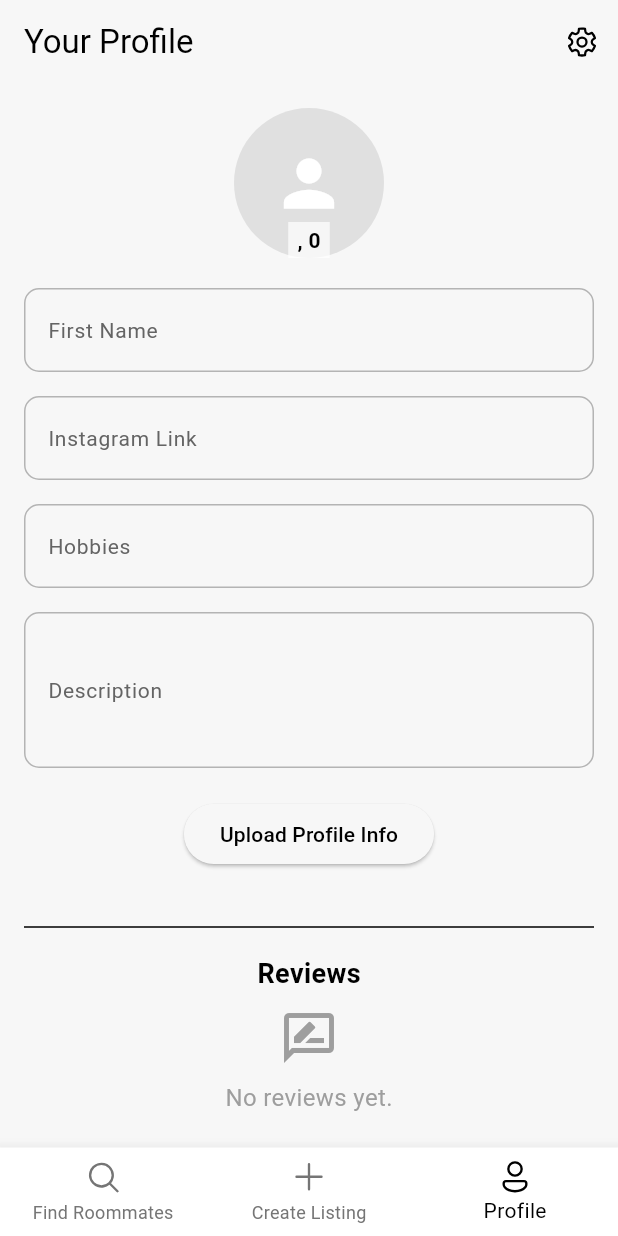
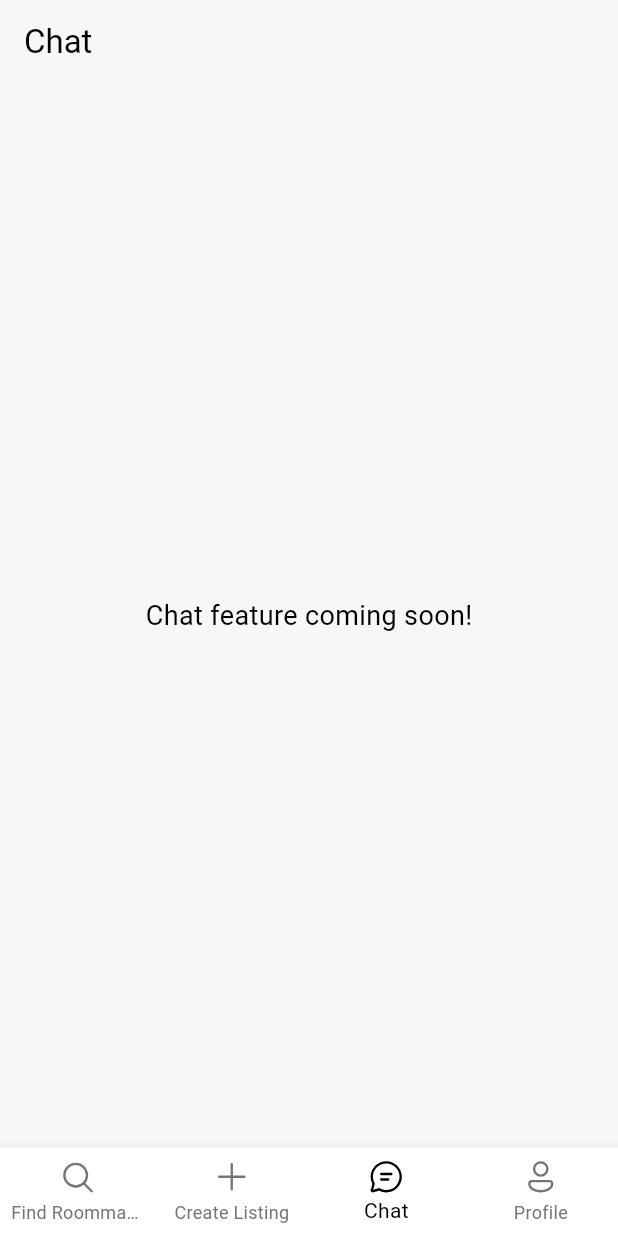
Before and after one commit to AndreasBardram/RoomFinder, a Flutter app: the MainScreen screen opened directly, item 3 of the bottom bar chosen, on a phone screen of 412 x 824 dp. Run offline on Flutter 3.47's test engine with Material 3 defaults, Android fonts, the phone set to English and light mode, and no system bars; our stand-ins replace cloud_firestore, firebase_auth, firebase_core, fluentui_system_icons; accounts and stored records are empty.

Commit message:
chat feature

```diff
--- /dev/null
+++ b/room_finder/lib/screens/chat_screen.dart
@@ -0,0 +1,20 @@
+import 'package:flutter/material.dart';
+
+class ChatScreen extends StatelessWidget {
+  const ChatScreen({super.key});
+
+  @override
+  Widget build(BuildContext context) {
+    return Scaffold(
+      appBar: AppBar(
+        title: const Text('Chat'),
+      ),
+      body: const Center(
+        child: Text(
+          'Chat feature coming soon!',
+          style: TextStyle(fontSize: 18),
+        ),
+      ),
+    );
+  }
+}
--- a/room_finder/lib/screens/login_screen.dart
+++ b/room_finder/lib/screens/login_screen.dart
@@ -33,10 +33,10 @@ class _LoginScreenState extends State<LoginScreen> {
         password: password,
       );
 
-      // Navigate to MainScreen with Find Roommates active (initialIndex = 1)
+      // Navigate to MainScreen with Find Roommates active (initialIndex = 0)
       Navigator.pushReplacement(
         context,
-        MaterialPageRoute(builder: (context) => const MainScreen(initialIndex: 1)),
+        MaterialPageRoute(builder: (context) => const MainScreen(initialIndex: 0)),
       );
     } on FirebaseAuthException catch (e) {
       // Common sign-in errors (e.g. user not found, wrong password)
@@ -58,7 +58,7 @@ class _LoginScreenState extends State<LoginScreen> {
   void _skipLogin() {
     Navigator.pushReplacement(
       context,
-      MaterialPageRoute(builder: (context) => const MainScreen(initialIndex: 1)),
+      MaterialPageRoute(builder: (context) => const MainScreen(initialIndex: 0)),
     );
   }
 
--- a/room_finder/lib/utils/navigation.dart
+++ b/room_finder/lib/utils/navigation.dart
@@ -2,14 +2,15 @@ import 'package:flutter/material.dart';
 import 'package:fluentui_system_icons/fluentui_system_icons.dart';
 
 import '../screens/find_roommates_screen.dart';
+import '../screens/create_listing_screen.dart';
+import '../screens/chat_screen.dart';
 import '../screens/your_profile_screen.dart';
-import '../screens/create_listing_screen.dart';  // Import the new screen
 
 class MainScreen extends StatefulWidget {
   final int initialIndex;
 
-  // Set initialIndex to 1 so that the "Find Roommates" tab (middle) is active upon login.
-  const MainScreen({super.key, this.initialIndex = 1});
+  // By default, keep "Find Roommates" selected on login.
+  const MainScreen({super.key, this.initialIndex = 0});
 
   @override
   State<MainScreen> createState() => _MainScreenState();
@@ -25,36 +26,27 @@ class _MainScreenState extends State<MainScreen> {
     _currentIndex = widget.initialIndex;
   }
 
-  /// Returns the list of screens for the bottom navigation bar.
+  /// Screens shown in the bottom navigation bar.
   List<Widget> _buildScreens() {
     return const [
-      FindRoommatesScreen(),    // Index 0: Find Roommates
-      CreateListingScreen(),    // Index 1: Create Listing (new)
-      YourProfileScreen(),      // Index 2: Profile
+      FindRoommatesScreen(),   // Index 0
+      CreateListingScreen(),   // Index 1
+      ChatScreen(),            // Index 2
+      YourProfileScreen(),     // Index 3
     ];
   }
 
-  /// Handle bottom nav item taps
-  void onTabTapped(int index) {
-    setState(() {
-      _currentIndex = index;
-    });
-  }
+  /// Handle bottom-nav taps.
+  void onTabTapped(int index) => setState(() => _currentIndex = index);
 
-  /// Optional function to show/hide a loading overlay
-  void setLoading(bool loading) {
-    setState(() {
-      _isLoading = loading;
-    });
-  }
+  /// Optional loading overlay.
+  void setLoading(bool loading) => setState(() => _isLoading = loading);
 
   @override
   Widget build(BuildContext context) {
     return Scaffold(
-      // Use a Stack to allow overlaying a loading indicator.
       body: Stack(
         children: [
-          // Preserve the state of each screen using an IndexedStack.
           IndexedStack(
             index: _currentIndex,
             children: _buildScreens(),
@@ -63,14 +55,11 @@ class _MainScreenState extends State<MainScreen> {
             Positioned.fill(
               child: Container(
                 color: Colors.black.withOpacity(0.3),
-                child: const Center(
-                  child: CircularProgressIndicator(),
-                ),
+                child: const Center(child: CircularProgressIndicator()),
               ),
             ),
         ],
       ),
-      // Bottom navigation bar (hidden when loading).
       bottomNavigationBar: _isLoading
           ? const SizedBox.shrink()
           : BottomNavigationBar(
@@ -92,6 +81,10 @@ class _MainScreenState extends State<MainScreen> {
                   label: 'Create Listing',
                 ),
                 BottomNavigationBarItem(
+                  icon: Icon(FluentIcons.chat_24_regular), // NEW item
+                  label: 'Chat',
+                ),
+                BottomNavigationBarItem(
                   icon: Icon(FluentIcons.person_24_regular),
                   label: 'Profile',
                 ),
```
